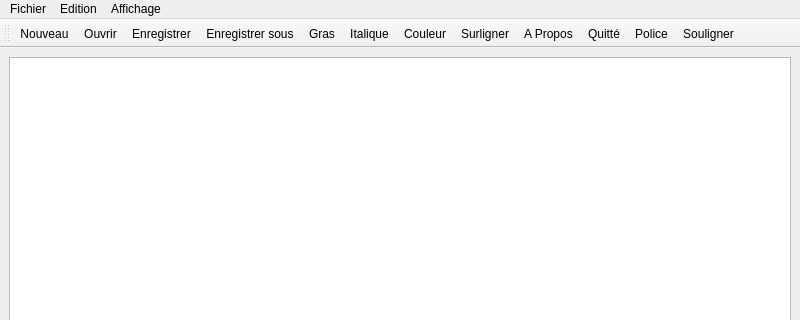
Qt form mainwindow.ui (yann-madry/livre-dont-vous-etes-le-heros) before a commit; both pictures show x 0 to 800 and y 0 to 320 of the 800 by 600 pixel window.
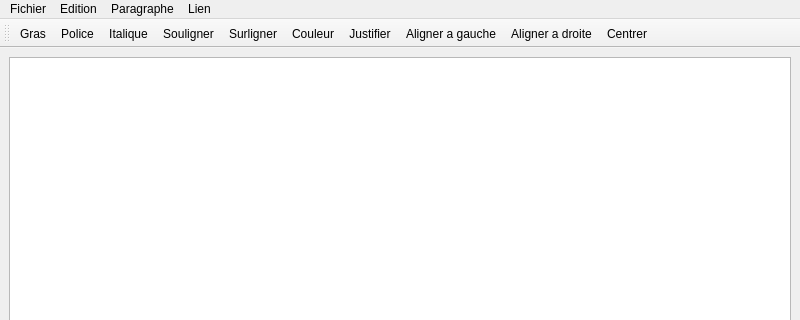
The same form after that commit. Icons and pictures are not drawn.

Commit message: Ajout d'icone

Diff of the .ui file:
```diff
--- a/mainwindow.ui
+++ b/mainwindow.ui
@@ -51,14 +51,24 @@
     <addaction name="actionPolice"/>
     <addaction name="actionSouligner"/>
    </widget>
-   <widget class="QMenu" name="menuAffichage">
+   <widget class="QMenu" name="menuParagraphe">
     <property name="title">
-     <string>Affichage</string>
+     <string>Paragraphe</string>
+    </property>
+    <addaction name="actionAligner_a_gauche"/>
+    <addaction name="actionAligner_a_droite"/>
+    <addaction name="actionCentrer"/>
+    <addaction name="actionJustifi"/>
+   </widget>
+   <widget class="QMenu" name="menuLien">
+    <property name="title">
+     <string>Lien</string>
     </property>
    </widget>
    <addaction name="menuFichier"/>
    <addaction name="menuEdition"/>
-   <addaction name="menuAffichage"/>
+   <addaction name="menuParagraphe"/>
+   <addaction name="menuLien"/>
   </widget>
   <widget class="QStatusBar" name="statusbar"/>
   <widget class="QToolBar" name="toolBar">
@@ -74,18 +84,16 @@
    <attribute name="toolBarBreak">
     <bool>false</bool>
    </attribute>
-   <addaction name="actionNouveau"/>
-   <addaction name="actionOuvrir"/>
-   <addaction name="actionEnregistrer"/>
-   <addaction name="actionEnregistrerSous"/>
    <addaction name="actionGras"/>
-   <addaction name="actionItalique"/>
-   <addaction name="actionCouleur"/>
-   <addaction name="actionSurligner"/>
-   <addaction name="actionAPropos"/>
-   <addaction name="actionQuitter"/>
    <addaction name="actionPolice"/>
+   <addaction name="actionItalique"/>
    <addaction name="actionSouligner"/>
+   <addaction name="actionSurligner"/>
+   <addaction name="actionCouleur"/>
+   <addaction name="actionJustifi"/>
+   <addaction name="actionAligner_a_gauche"/>
+   <addaction name="actionAligner_a_droite"/>
+   <addaction name="actionCentrer"/>
   </widget>
   <action name="actionNouveau">
    <property name="checkable">
@@ -177,7 +185,7 @@
     </iconset>
    </property>
    <property name="text">
-    <string>Quitté</string>
+    <string>Quitter</string>
    </property>
   </action>
   <action name="actionPolice">
@@ -203,6 +211,47 @@
     <string>Souligner</string>
    </property>
   </action>
+  <action name="actionParagraphe">
+   <property name="text">
+    <string>Paragraphe</string>
+   </property>
+  </action>
+  <action name="actionAligner_a_gauche">
+   <property name="icon">
+    <iconset resource="Ressources.qrc">
+     <normaloff>:/Icones/gauche.png</normaloff>:/Icones/gauche.png</iconset>
+   </property>
+   <property name="text">
+    <string>Aligner a gauche</string>
+   </property>
+  </action>
+  <action name="actionAligner_a_droite">
+   <property name="icon">
+    <iconset resource="Ressources.qrc">
+     <normaloff>:/Icones/droite.png</normaloff>:/Icones/droite.png</iconset>
+   </property>
+   <property name="text">
+    <string>Aligner a droite</string>
+   </property>
+  </action>
+  <action name="actionCentrer">
+   <property name="icon">
+    <iconset resource="Ressources.qrc">
+     <normaloff>:/Icones/centre.png</normaloff>:/Icones/centre.png</iconset>
+   </property>
+   <property name="text">
+    <string>Centrer</string>
+   </property>
+  </action>
+  <action name="actionJustifi">
+   <property name="icon">
+    <iconset resource="Ressources.qrc">
+     <normaloff>:/Icones/justifier.png</normaloff>:/Icones/justifier.png</iconset>
+   </property>
+   <property name="text">
+    <string>Justifier</string>
+   </property>
+  </action>
  </widget>
  <resources/>
  <connections/>
```
Left out of the diff: 22 changed lines with no effect on the pictures. The commit also changes 1 other file.
